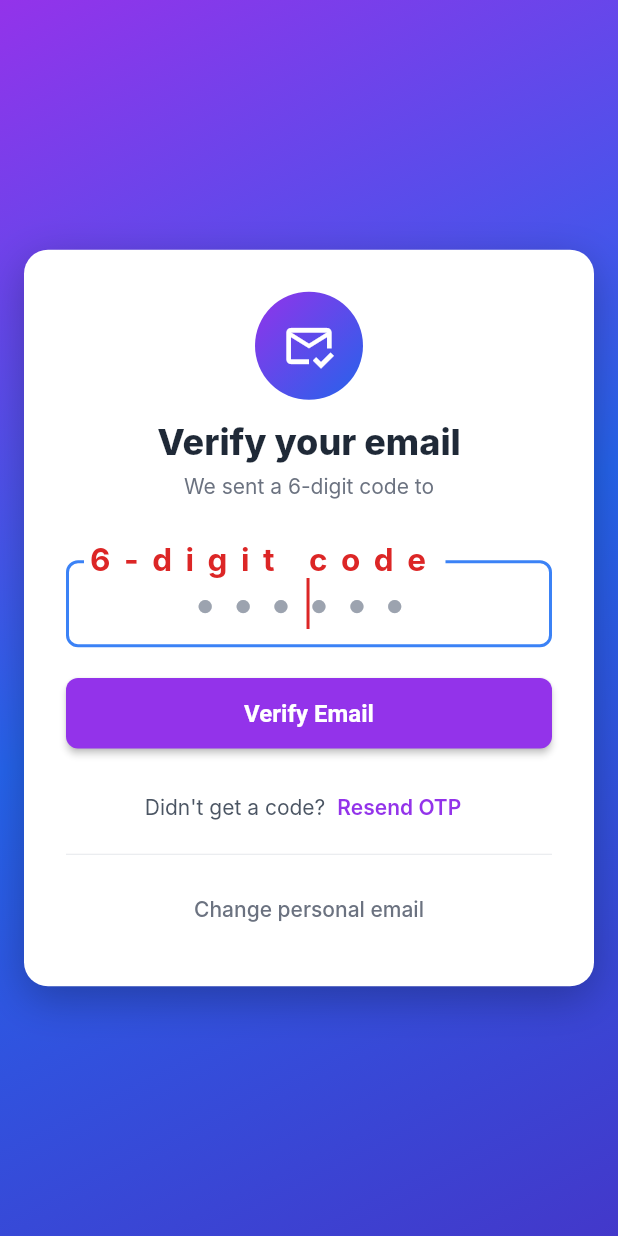
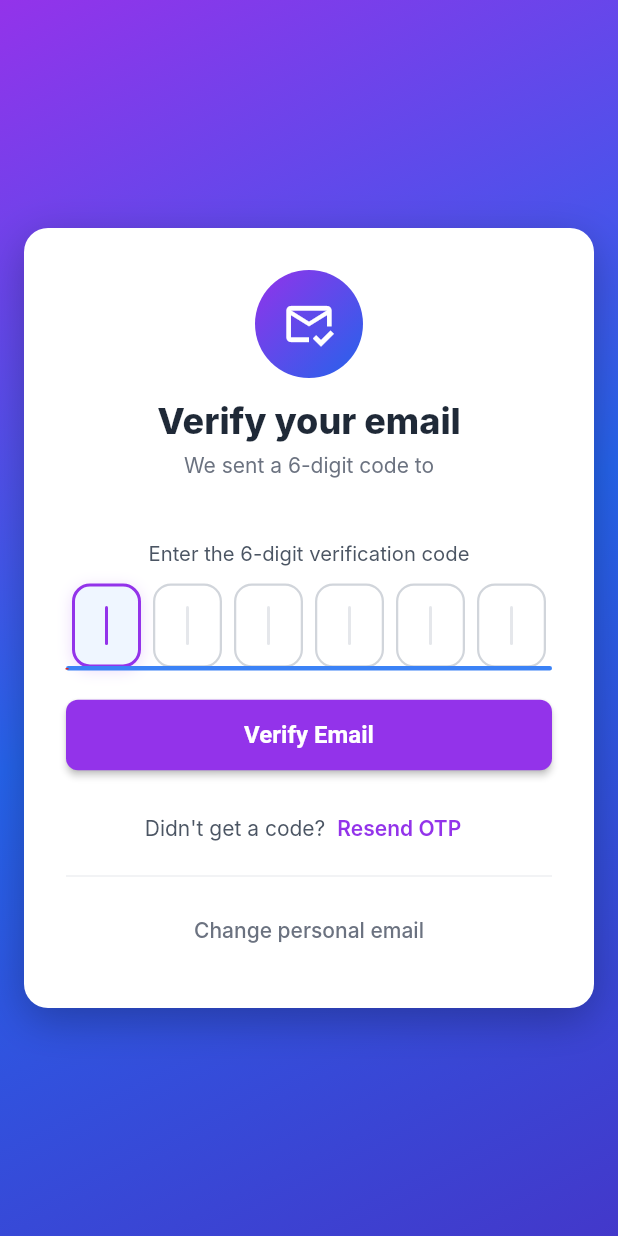
Before and after one commit to bragee7/brageez, a Flutter app: the OtpScreen screen opened directly with empty values, on a phone screen of 412 x 824 dp. Run offline on Flutter 3.47's test engine with Material 3 defaults, Android fonts, the phone set to English and light mode, and no system bars; our stand-ins replace audioplayers, camera, dio, flutter_local_notifications, flutter_secure_storage, geolocator and 7 more; missing offline and left inert: flutter_background_service, vosk_flutter_service; accounts and stored records are empty; network calls fail; Roboto replaces fonts that are missing (Inter).

Commit message:
Fix SOS UUID ids, voice keyword detection, and OTP screen

```diff
--- a/mobile/lib/models/app_user.dart
+++ b/mobile/lib/models/app_user.dart
@@ -1,5 +1,5 @@
 class AppUser {
-  final int id;
+  final String id;
   final String name;
   final String email;
   final String role;
@@ -13,7 +13,7 @@ class AppUser {
 
   factory AppUser.fromJson(Map<String, dynamic> json) {
     return AppUser(
-      id: json['id'] is int ? json['id'] : int.tryParse('${json['id']}') ?? 0,
+      id: json['id']?.toString() ?? '',
       name: json['name'] ?? json['Name'] ?? '',
       email: json['email'] ?? json['Email'] ?? '',
       role: json['role'] ?? json['Role'] ?? 'user',
--- a/mobile/lib/models/emergency_contact.dart
+++ b/mobile/lib/models/emergency_contact.dart
@@ -1,6 +1,6 @@
 class EmergencyContact {
-  final int id;
-  final int userId;
+  final String id;
+  final String userId;
   final String name;
   final String phone;
   final String email;
@@ -17,10 +17,8 @@ class EmergencyContact {
 
   factory EmergencyContact.fromJson(Map<String, dynamic> json) {
     return EmergencyContact(
-      id: json['id'] is int ? json['id'] : int.tryParse('${json['id']}') ?? 0,
-      userId: json['user_id'] is int
-          ? json['user_id']
-          : int.tryParse('${json['user_id']}') ?? 0,
+      id: json['id']?.toString() ?? '',
+      userId: (json['user_id'] ?? json['userId'])?.toString() ?? '',
       name: json['name'] ?? '',
       phone: json['phone'] ?? '',
       email: json['email'] ?? '',
--- a/mobile/lib/screens/case_details_screen.dart
+++ b/mobile/lib/screens/case_details_screen.dart
@@ -16,7 +16,7 @@ import '../services/sos_service.dart';
 import '../state/auth_provider.dart';
 
 class CaseDetailsScreen extends StatefulWidget {
-  final int caseId;
+  final String caseId;
   const CaseDetailsScreen({super.key, required this.caseId});
 
   @override
@@ -150,7 +150,7 @@ class _CaseDetailsScreenState extends State<CaseDetailsScreen> {
           pw.SizedBox(height: 32),
           _sectionTitle('Case Information'),
           _table([
-            _row('Case ID', '${caseData.id}'),
+            _row('Case ID', caseData.id),
             _row('Status', caseData.status),
             _row('Reporter', caseData.userEmail ?? 'Unknown'),
             _row('Reported At', _formatFull(caseData.timestamp)),
--- a/mobile/lib/screens/otp_screen.dart
+++ b/mobile/lib/screens/otp_screen.dart
@@ -35,6 +35,7 @@ class _OtpScreenState extends State<OtpScreen> {
   @override
   void initState() {
     super.initState();
+    _focusNode.addListener(() => setState(() {}));
     _focusNode.requestFocus();
   }
 
@@ -202,29 +203,43 @@ class _OtpScreenState extends State<OtpScreen> {
                   AppBanner(message: _success, onDismiss: () => setState(() => _success = '')),
                   const SizedBox(height: 8),
                 ],
+                const Text(
+                  'Enter the 6-digit verification code',
+                  textAlign: TextAlign.center,
+                  style: TextStyle(
+                    fontSize: 13.5,
+                    fontWeight: FontWeight.w400,
+                    color: AppColors.gray600,
+                    height: 1.35,
+                  ),
+                ),
+                const SizedBox(height: 12),
+                _OtpDigitBoxes(
+                  text: _otpController.text,
+                  focusedIndex: _focusNode.hasFocus ? _otpController.text.length : -1,
+                  enabled: !_verified,
+                  onTap: _focusNode.requestFocus,
+                ),
                 TextField(
                   controller: _otpController,
                   focusNode: _focusNode,
                   enabled: !_verified,
                   keyboardType: TextInputType.number,
-                  textAlign: TextAlign.center,
                   maxLength: 6,
                   inputFormatters: [
                     FilteringTextInputFormatter.digitsOnly,
                     LengthLimitingTextInputFormatter(6),
                   ],
-                  style: const TextStyle(
-                    fontSize: 28,
-                    fontWeight: FontWeight.w700,
-                    letterSpacing: 12,
-                    color: AppColors.gray800,
-                  ),
+                  style: const TextStyle(fontSize: 0, color: Colors.transparent),
                   decoration: const InputDecoration(
                     counterText: '',
-                    labelText: '6-digit code',
-                    hintText: '••••••',
+                    border: InputBorder.none,
+                    filled: false,
+                    isDense: true,
+                    contentPadding: EdgeInsets.zero,
                   ),
                   onChanged: (value) {
+                    setState(() {});
                     if (value.length == 6) {
                       _handleVerify();
                     }
@@ -283,3 +298,81 @@ class _OtpScreenState extends State<OtpScreen> {
     );
   }
 }
+
+class _OtpDigitBoxes extends StatelessWidget {
+  final String text;
+  final int focusedIndex;
+  final bool enabled;
+  final VoidCallback onTap;
+
+  const _OtpDigitBoxes({
+    required this.text,
+    required this.focusedIndex,
+    required this.enabled,
+    required this.onTap,
+  });
+
+  @override
+  Widget build(BuildContext context) {
+    return GestureDetector(
+      onTap: onTap,
+      child: Row(
+        mainAxisAlignment: MainAxisAlignment.center,
+        children: List.generate(6, (index) {
+          final digit = index < text.length ? text[index] : '';
+          final isFilled = digit.isNotEmpty;
+          final isFocused = index == focusedIndex && enabled;
+          return Expanded(
+            child: Padding(
+              padding: const EdgeInsets.symmetric(horizontal: 4),
+              child: AnimatedContainer(
+                duration: const Duration(milliseconds: 160),
+                curve: Curves.easeOut,
+                height: 56,
+                decoration: BoxDecoration(
+                  color: isFocused
+                      ? AppColors.blue50
+                      : (isFilled ? AppColors.gray50 : Colors.white),
+                  borderRadius: BorderRadius.circular(12),
+                  border: Border.all(
+                    color: isFocused
+                        ? AppColors.purple600
+                        : (isFilled ? AppColors.blue300 : AppColors.gray300),
+                    width: isFocused ? 2 : 1.5,
+                  ),
+                  boxShadow: isFocused
+                      ? [
+                          BoxShadow(
+                            color: AppColors.purple600.withValues(alpha: 0.18),
+                            blurRadius: 8,
+                            offset: const Offset(0, 2),
+                          ),
+                        ]
+                      : null,
+                ),
+                alignment: Alignment.center,
+                child: digit.isEmpty
+                    ? Container(
+                        width: 2,
+                        height: 26,
+                        decoration: BoxDecoration(
+                          color: isFocused ? AppColors.purple600 : AppColors.gray200,
+                          borderRadius: BorderRadius.circular(2),
+                        ),
+                      )
+                    : Text(
+                        digit,
+                        style: const TextStyle(
+                          fontSize: 24,
+                          fontWeight: FontWeight.w700,
+                          color: AppColors.gray800,
+                        ),
+                      ),
+              ),
+            ),
+          );
+        }),
+      ),
+    );
+  }
+}
--- a/mobile/lib/screens/user_dashboard_screen.dart
+++ b/mobile/lib/screens/user_dashboard_screen.dart
@@ -30,7 +30,7 @@ class _UserDashboardScreenState extends State<UserDashboardScreen>
   late final Animation<double> _glow;
 
   bool _showAddContact = false;
-  int? _editingContactId;
+  String? _editingContactId;
   final _nameController = TextEditingController();
   final _phoneController = TextEditingController();
   final _emailController = TextEditingController();
@@ -174,7 +174,7 @@ class _UserDashboardScreenState extends State<UserDashboardScreen>
     }
   }
 
-  Future<void> _deleteContact(ContactsProvider contacts, int id) async {
+  Future<void> _deleteContact(ContactsProvider contacts, String id) async {
     final confirmed = await showDialog<bool>(
       context: context,
       builder: (ctx) => AlertDialog(
--- a/mobile/lib/services/contacts_service.dart
+++ b/mobile/lib/services/contacts_service.dart
@@ -28,7 +28,7 @@ class ContactsService {
   }
 
   Future<void> updateContact(
-    int id, {
+    String id, {
     required String name,
     required String phone,
     String email = '',
@@ -42,7 +42,7 @@ class ContactsService {
     });
   }
 
-  Future<void> deleteContact(int id) async {
+  Future<void> deleteContact(String id) async {
     await _api.delete('/contacts/$id');
   }
 }
--- a/mobile/lib/services/sos_service.dart
+++ b/mobile/lib/services/sos_service.dart
@@ -52,14 +52,14 @@ class SosService {
         .toList();
   }
 
-  Future<SosCase> getCase(int id) async {
+  Future<SosCase> getCase(String id) async {
     final response = await _api.get('/sos/$id');
     final data = Map<String, dynamic>.from(response.data as Map);
     return SosCase.fromJson(Map<String, dynamic>.from(data['case'] as Map));
   }
 
   Future<SosCase> updateCase(
-    int id, {
+    String id, {
     String? status,
     String? notes,
   }) async {
@@ -73,7 +73,7 @@ class SosService {
   }
 
   Future<void> updateLocation(
-    int id, {
+    String id, {
     required String latitude,
     required String longitude,
     required String locationLink,
--- a/mobile/lib/services/voice_guard_service.dart
+++ b/mobile/lib/services/voice_guard_service.dart
@@ -17,11 +17,12 @@ class VoiceGuardService {
   static const notificationChannelId = 'zelda_voice_protection';
   static const notificationChannelName = 'ZELDA Voice Protection';
   static const notificationChannelDescription =
-      '24/7 background listening for emergency phrases';
+      '24/7 background listening for the emergency phrase';
   static const fgsNotificationId = 256;
   static const alarmNotificationId = 257;
 
-  static const keywords = ['help me', 'emergency', 'save me'];
+  /// The ONLY phrase that triggers an SOS. Change this to any word or phrase.
+  static const keywords = ['help me'];
 
   static final FlutterBackgroundService _service = FlutterBackgroundService();
   static final FlutterLocalNotificationsPlugin _notifications =
@@ -30,6 +31,11 @@ class VoiceGuardService {
   static final _detectionController = StreamController<String>.broadcast();
   static final _statusController = StreamController<bool>.broadcast();
   static final _errorController = StreamController<String>.broadcast();
+
+  static DateTime _lastDetection = DateTime.fromMillisecondsSinceEpoch(0);
+
+  /// Minimum time between two SOS triggers from the same keyword utterance.
+  static const _triggerCooldown = Duration(seconds: 20);
 
   static Stream<String> get detections => _detectionController.stream;
   static Stream<bool> get statusStream => _statusController.stream;
@@ -164,7 +170,22 @@ Future<void> _onStart(ServiceInstance service) async {
     void checkTranscript(String transcript) {
       final text = transcript.toLowerCase().trim();
       for (final keyword in VoiceGuardService.keywords) {
-        if (text.contains(keyword)) {
+        final escaped = RegExp.escape(keyword);
+        final pattern = RegExp(
+          r'(^|\W)' + escaped + r'($|\W)',
+          caseSensitive: false,
+        );
+        if (pattern.hasMatch(text)) {
+          final now = DateTime.now();
+          if (now.difference(VoiceGuardService._lastDetection) <
+              VoiceGuardService._triggerCooldown) {
+            developer.log(
+              'Keyword "$keyword" within cooldown, ignoring',
+              name: 'VoiceGuard',
+            );
+            continue;
+          }
+          VoiceGuardService._lastDetection = now;
           developer.log(
             'Transcript matched: $keyword',
             name: 'VoiceGuard',
--- a/mobile/lib/state/contacts_provider.dart
+++ b/mobile/lib/state/contacts_provider.dart
@@ -41,7 +41,7 @@ class ContactsProvider extends ChangeNotifier {
   }
 
   Future<void> update(
-    int id, {
+    String id, {
     required String name,
     required String phone,
     String email = '',
@@ -57,7 +57,7 @@ class ContactsProvider extends ChangeNotifier {
     await fetchContacts();
   }
 
-  Future<void> remove(int id) async {
+  Future<void> remove(String id) async {
     await _contactsService.deleteContact(id);
     await fetchContacts();
   }
--- a/mobile/lib/state/sos_controller.dart
+++ b/mobile/lib/state/sos_controller.dart
@@ -312,7 +312,7 @@ class SosController extends ChangeNotifier {
     }
   }
 
-  Future<void> startLocationTracking(int caseId) async {
+  Future<void> startLocationTracking(String caseId) async {
     _isTracking = true;
     notifyListeners();
 
--- a/mobile/pubspec.yaml
+++ b/mobile/pubspec.yaml
@@ -1,7 +1,7 @@
 name: zelda_guardian
 description: "A new Flutter project."
 publish_to: 'none'
-version: 0.1.0+1
+version: 0.1.0+2002
 
 environment:
   sdk: ^3.11.1
```
Also changed, not shown: mobile/lib/models/sos_case.dart (+4 -7 lines).
